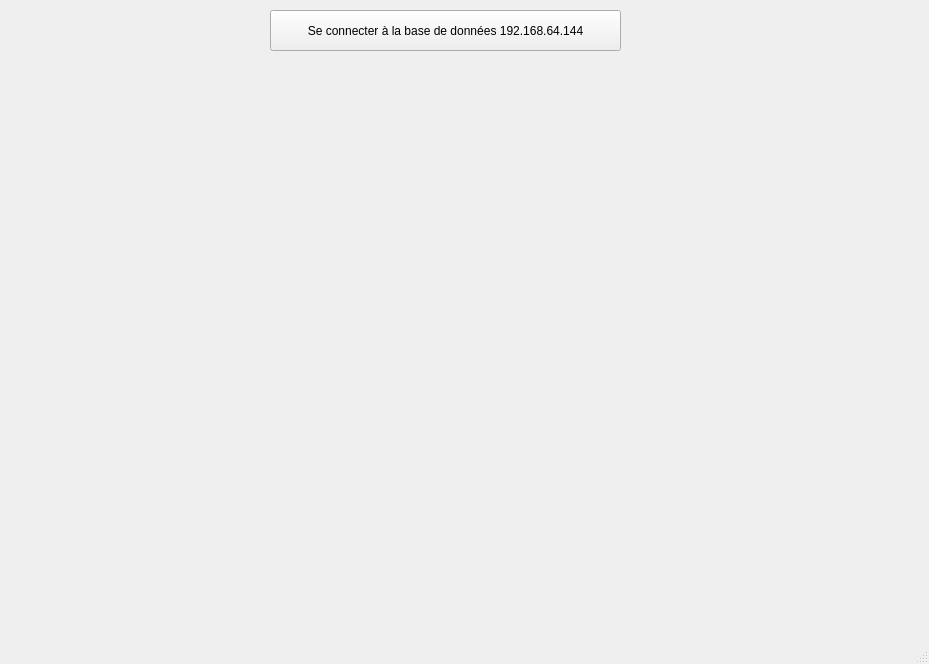
This is E3/EditeurScene/mainwindow.ui in jeanlaurentdotme/dmx-webedia as Qt 5 draws it before an edit. The edited form follows.
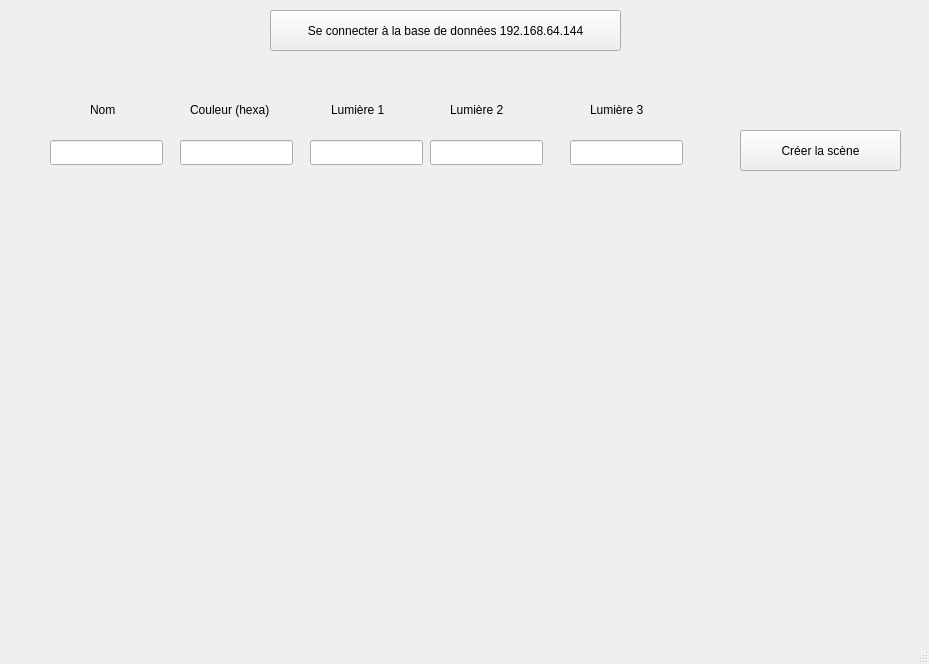
This is the edited form.

```diff
--- a/E3/EditeurScene/mainwindow.ui
+++ b/E3/EditeurScene/mainwindow.ui
@@ -43,6 +43,134 @@
      <string/>
     </property>
    </widget>
+   <widget class="QPushButton" name="pushButton_2">
+    <property name="geometry">
+     <rect>
+      <x>740</x>
+      <y>130</y>
+      <width>161</width>
+      <height>41</height>
+     </rect>
+    </property>
+    <property name="text">
+     <string>Créer la scène</string>
+    </property>
+   </widget>
+   <widget class="QLabel" name="label_2">
+    <property name="geometry">
+     <rect>
+      <x>90</x>
+      <y>100</y>
+      <width>62</width>
+      <height>20</height>
+     </rect>
+    </property>
+    <property name="text">
+     <string>Nom</string>
+    </property>
+   </widget>
+   <widget class="QLabel" name="label_3">
+    <property name="geometry">
+     <rect>
+      <x>190</x>
+      <y>100</y>
+      <width>101</width>
+      <height>20</height>
+     </rect>
+    </property>
+    <property name="text">
+     <string>Couleur (hexa)</string>
+    </property>
+   </widget>
+   <widget class="QLabel" name="label_4">
+    <property name="geometry">
+     <rect>
+      <x>331</x>
+      <y>100</y>
+      <width>65</width>
+      <height>20</height>
+     </rect>
+    </property>
+    <property name="text">
+     <string>Lumière 1</string>
+    </property>
+   </widget>
+   <widget class="QLabel" name="label_5">
+    <property name="geometry">
+     <rect>
+      <x>450</x>
+      <y>100</y>
+      <width>71</width>
+      <height>20</height>
+     </rect>
+    </property>
+    <property name="text">
+     <string>Lumière 2</string>
+    </property>
+   </widget>
+   <widget class="QLabel" name="label_6">
+    <property name="geometry">
+     <rect>
+      <x>590</x>
+      <y>100</y>
+      <width>71</width>
+      <height>20</height>
+     </rect>
+    </property>
+    <property name="text">
+     <string>Lumière 3</string>
+    </property>
+   </widget>
+   <widget class="QLineEdit" name="lineEdit">
+    <property name="geometry">
+     <rect>
+      <x>50</x>
+      <y>140</y>
+      <width>113</width>
+      <height>25</height>
+     </rect>
+    </property>
+   </widget>
+   <widget class="QLineEdit" name="lineEdit_2">
+    <property name="geometry">
+     <rect>
+      <x>180</x>
+      <y>140</y>
+      <width>113</width>
+      <height>25</height>
+     </rect>
+    </property>
+   </widget>
+   <widget class="QLineEdit" name="lineEdit_3">
+    <property name="geometry">
+     <rect>
+      <x>310</x>
+      <y>140</y>
+      <width>113</width>
+      <height>25</height>
+     </rect>
+    </property>
+   </widget>
+   <widget class="QLineEdit" name="lineEdit_4">
+    <property name="geometry">
+     <rect>
+      <x>430</x>
+      <y>140</y>
+      <width>113</width>
+      <height>25</height>
+     </rect>
+    </property>
+   </widget>
+   <widget class="QLineEdit" name="lineEdit_5">
+    <property name="geometry">
+     <rect>
+      <x>570</x>
+      <y>140</y>
+      <width>113</width>
+      <height>25</height>
+     </rect>
+    </property>
+   </widget>
   </widget>
   <widget class="QMenuBar" name="menubar">
    <property name="geometry">
```
